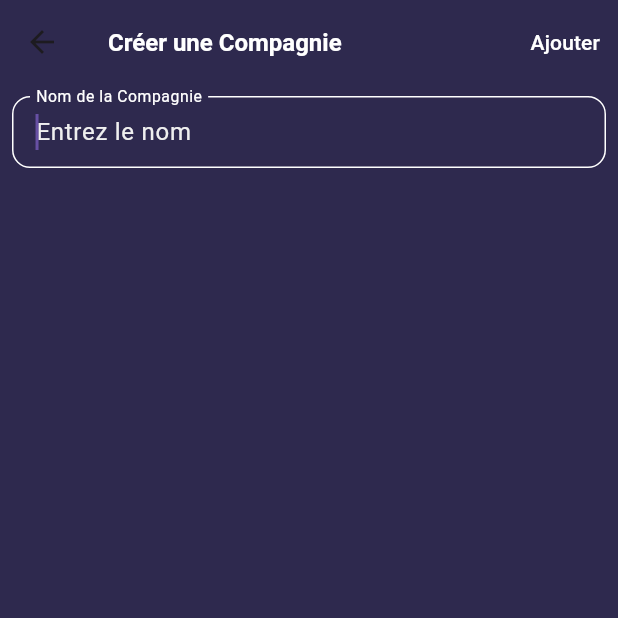
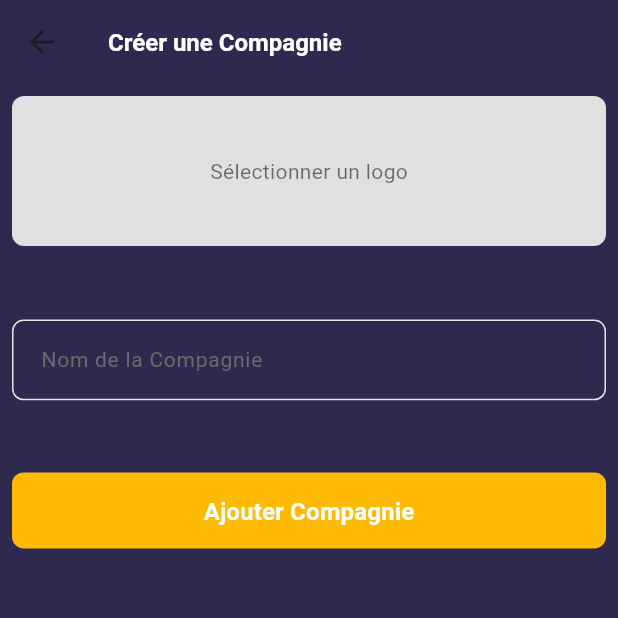
Before and after one commit to kodak10/Elbara_express_Administration, a Flutter app: the CreateCompagnieScreen screen opened directly, on a phone screen of 412 x 824 dp, the top half of it. Run offline on Flutter 3.47's test engine with Material 3 defaults, Android fonts, the light colour scheme and no system bars; our stand-ins replace awesome_snackbar_content, cached_network_image, cloud_firestore, firebase_auth, firebase_core, firebase_storage and 4 more; accounts and stored records are empty; Roboto replaces fonts that are missing (SF Pro Text).

Commit message:
fix compagnies de transport

```diff
--- a/lib/views/compagnies_screen/CompagnieCreateScreen.dart
+++ b/lib/views/compagnies_screen/CompagnieCreateScreen.dart
@@ -1,26 +1,72 @@
+import 'dart:io';
+
+import 'package:cloud_firestore/cloud_firestore.dart';
+import 'package:elbaraexpress_admin/const/const.dart';
+import 'package:elbaraexpress_admin/const/custom_floating_edit_text.dart';
+import 'package:elbaraexpress_admin/const/size_utils.dart';
+import 'package:elbaraexpress_admin/const/snackbar.dart';
+import 'package:elbaraexpress_admin/views/widgets/custom_button.dart';
 import 'package:flutter/material.dart';
-import 'package:cloud_firestore/cloud_firestore.dart';
 import 'package:get/get.dart';
 import 'package:elbaraexpress_admin/const/colors.dart';
 import 'package:elbaraexpress_admin/views/widgets/cutom_textfield.dart';
 import 'package:elbaraexpress_admin/views/widgets/loading_indicator.dart';
 import 'package:elbaraexpress_admin/views/widgets/test_style.dart';
+import 'package:image_picker/image_picker.dart';
+import 'package:firebase_storage/firebase_storage.dart';
 
-class CreateCompagnieScreen extends StatelessWidget {
-  CreateCompagnieScreen({Key? key}) : super(key: key);
+class CreateCompagnieScreen extends StatefulWidget {
+  @override
+  _CreateCompagnieScreenState createState() => _CreateCompagnieScreenState();
+}
 
+class _CreateCompagnieScreenState extends State<CreateCompagnieScreen> {
   final TextEditingController _nameController = TextEditingController();
-  final TextEditingController _logoController = TextEditingController();
+  String? _logoUrl;
   final RxBool isLoading = false.obs;
 
+  final ImagePicker _picker = ImagePicker();
+
+  Future<void> _pickImage() async {
+    final pickedFile = await _picker.pickImage(source: ImageSource.gallery);
+    if (pickedFile != null) {
+      // Upload the selected image to Firebase Storage
+      final file = File(pickedFile.path);
+      try {
+        final storageRef = FirebaseStorage.instance
+            .ref()
+            .child('images/compagnies')
+            .child('${DateTime.now().toIso8601String()}_${pickedFile.name}');
+        final uploadTask = storageRef.putFile(file);
+        final snapshot = await uploadTask.whenComplete(() {});
+        final downloadUrl = await snapshot.ref.getDownloadURL();
+        setState(() {
+          _logoUrl = downloadUrl;
+        });
+      } catch (e) {
+        Get.snackbar('Erreur', 'Erreur lors du téléchargement de l\'image: $e');
+
+      }
+    }
+  }
+
   void _addCompagnie() async {
+    if (_nameController.text.isEmpty || _logoUrl == null) {
+      showCustomSnackBar(context, "Veuillez remplir tous les champs et ajouter un logo", isError: true);
+      return;
+    }
+
     isLoading(true);
     try {
       await FirebaseFirestore.instance.collection('compagnie').add({
         'name': _nameController.text,
-        'logo': _logoController.text,
+        'logo': _logoUrl,
       });
       Get.snackbar('Succès', 'Compagnie ajoutée');
+      _nameController.clear();
+      setState(() {
+        _logoUrl = null;
+      });
     } catch (error) {
       Get.snackbar('Erreur', 'Erreur: $error');
     } finally {
@@ -38,20 +84,57 @@ class CreateCompagnieScreen extends StatelessWidget {
           actions: [
             isLoading.value
                 ? loadingIndicator(circleColor: Colors.white)
-                : TextButton(
-                    onPressed: _addCompagnie,
-                    child: normalText(text: 'Ajouter'),
-                  ),
+                : SizedBox.shrink(), // No action button when loading
           ],
         ),
         body: Padding(
           padding: const EdgeInsets.all(8.0),
           child: Column(
             children: [
-              customTextField(
-                label: 'Nom de la Compagnie',
-                hint: 'Entrez le nom',
+              GestureDetector(
+                onTap: _pickImage,
+                child: Container(
+                  height: 100,
+                  width: double.infinity,
+                  decoration: BoxDecoration(
+                    color: Colors.grey[300],
+                    borderRadius: BorderRadius.circular(8),
+                    image: _logoUrl != null
+                        ? DecorationImage(
+                            image: NetworkImage(_logoUrl!),
+                            fit: BoxFit.cover,
+                          )
+                        : null,
+                  ),
+                  child: _logoUrl == null
+                      ? Center(child: Text('Sélectionner un logo', style: TextStyle(color: Colors.black54)))
+                      : null,
+                ),
+              ),
+              20.heightBox,
+              CustomFloatingEditText(
                 controller: _nameController,
+                labelText: "Nom de la Compagnie",
+                hintText: "Entrez le nom",
+                margin: getMargin(top: 31),
+                prefixConstraints: BoxConstraints(
+                    maxHeight: getSize(54),
+                    minHeight: getSize(54)),
+                textInputType: TextInputType.text,
+                validator: (value) {
+                  if (value == null || value.isEmpty) {
+                    showCustomSnackBar(context, "Le champ Nom est requis", isError: true);
+                    return;
+                  }
+                  return null;
+                },
+              ),
+              20.heightBox, // Adding space between the fields and the button
+              CustomButton(
+                height: getVerticalSize(54),
+                text: "Ajouter Compagnie",
+                margin: getMargin(top: 30),
+                onTap: _addCompagnie,
               ),
             ],
           ),
--- a/lib/views/compagnies_screen/CompagnieListScreen.dart
+++ b/lib/views/compagnies_screen/CompagnieListScreen.dart
@@ -25,7 +25,7 @@ class CompagnieListScreen extends StatelessWidget {
         ],
       ),
       body: StreamBuilder<QuerySnapshot>(
-        stream: FirebaseFirestore.instance.collection('compagnie').snapshots(),
+        stream: FirebaseFirestore.instance.collection('compagnie').orderBy('name').snapshots(),
         builder: (context, snapshot) {
           if (snapshot.hasError) {
             return Center(child: Text("Erreur: ${snapshot.error}"));
```
Also changed, not shown: lib/views/compagnies_screen/EditCompagnieScreen.dart (+82 -18 lines).
